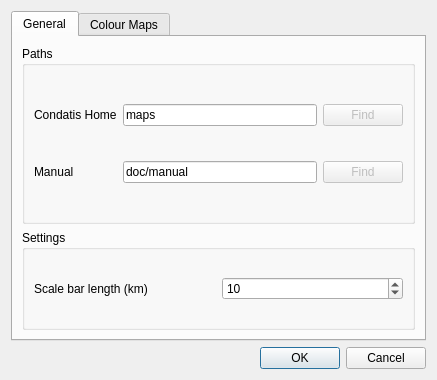
The window that ui/settings.ui (condatis/condatis) describes before a commit, drawn with Qt 5.
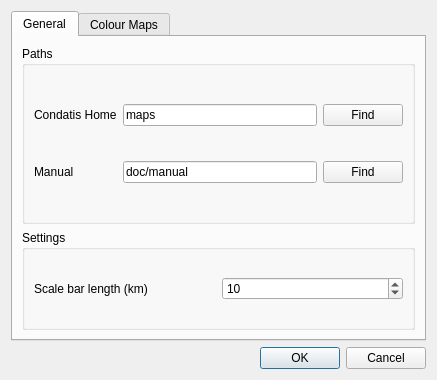
The same window after the commit. Custom widgets are drawn as their Qt base class.

```diff
--- a/ui/settings.ui
+++ b/ui/settings.ui
@@ -85,7 +85,7 @@
           <item row="1" column="2">
            <widget class="QPushButton" name="pushButton_2">
             <property name="enabled">
-             <bool>false</bool>
+             <bool>true</bool>
             </property>
             <property name="text">
              <string>Find</string>
@@ -115,7 +115,7 @@
           <item row="2" column="2">
            <widget class="QPushButton" name="pushButton">
             <property name="enabled">
-             <bool>false</bool>
+             <bool>true</bool>
             </property>
             <property name="text">
              <string>Find</string>
```
Left out of the diff: 4 changed lines with no effect on the pictures.
